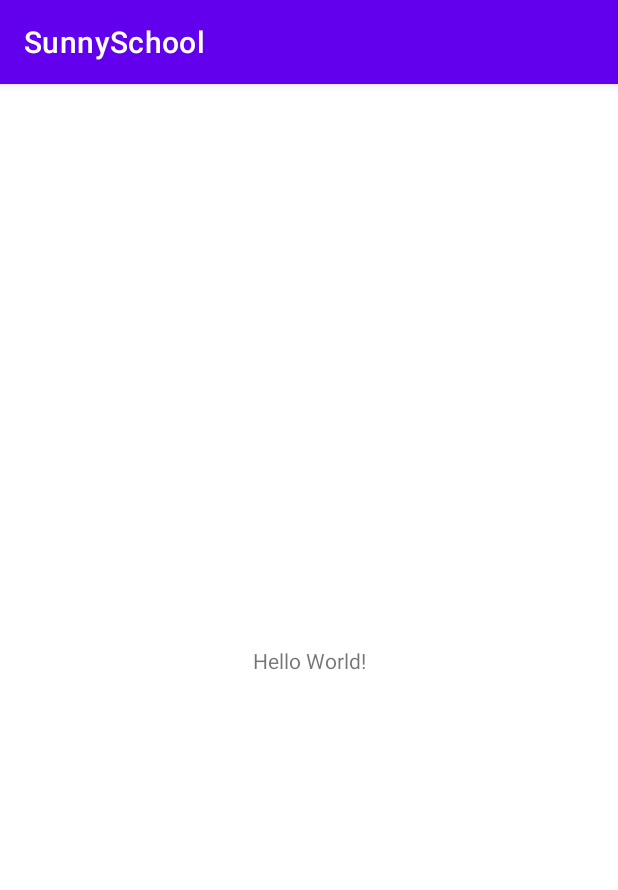
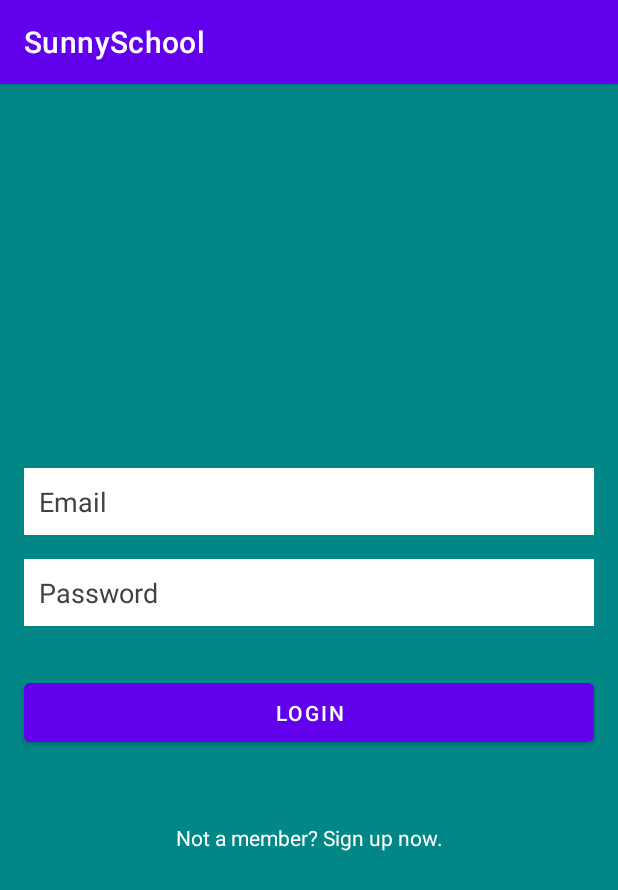
Before and after one commit to DavGhub/Kotlin-Android, an Android app: the screen it shows after launch (MainActivity), on a phone screen of 412 x 824 dp. Shown: the top 890 px of the screen. Run offline under Robolectric (Android 15) with nearby library versions, the phone set to English and light mode, and no system bars; our stand-ins replace data binding.

Commit message:
commit tasks

```diff
--- a/app/src/main/res/layout/activity_main.xml
+++ /dev/null
@@ -1,19 +0,0 @@
-<?xml version="1.0" encoding="utf-8"?>
-<androidx.constraintlayout.widget.ConstraintLayout
-    xmlns:android="http://schemas.android.com/apk/res/android"
-    xmlns:app="http://schemas.android.com/apk/res-auto"
-    xmlns:tools="http://schemas.android.com/tools"
-    android:layout_width="match_parent"
-    android:layout_height="match_parent"
-    tools:context=".MainActivity">
-
-    <TextView
-        android:layout_width="wrap_content"
-        android:layout_height="wrap_content"
-        android:text="Hello World!"
-        app:layout_constraintBottom_toBottomOf="parent"
-        app:layout_constraintLeft_toLeftOf="parent"
-        app:layout_constraintRight_toRightOf="parent"
-        app:layout_constraintTop_toTopOf="parent" />
-
-</androidx.constraintlayout.widget.ConstraintLayout>
--- /dev/null
+++ b/app/src/main/res/layout/login.xml
@@ -0,0 +1,77 @@
+<?xml version="1.0" encoding="utf-8"?>
+<layout xmlns:android="http://schemas.android.com/apk/res/android"
+    xmlns:app="http://schemas.android.com/apk/res-auto">
+
+    <data>
+
+    </data>
+
+    <androidx.constraintlayout.widget.ConstraintLayout
+        android:layout_width="match_parent"
+        android:layout_height="match_parent"
+        android:background="@color/design_default_color_secondary_variant">
+
+        <EditText
+            android:id="@+id/email"
+            android:layout_width="@dimen/dim_0dp"
+            android:layout_height="wrap_content"
+            android:layout_marginStart="16dp"
+            android:layout_marginEnd="16dp"
+            android:background="@color/white"
+            android:hint="@string/email"
+            android:textColorHint="@color/cardview_dark_background"
+            android:textColor="@color/black"
+            android:inputType="textEmailAddress"
+            android:padding="@dimen/dim_10dp"
+            app:layout_constraintBottom_toTopOf="@+id/password"
+            app:layout_constraintEnd_toEndOf="parent"
+            app:layout_constraintHorizontal_bias="0.5"
+            app:layout_constraintStart_toStartOf="parent"
+            app:layout_constraintTop_toTopOf="parent"
+            app:layout_constraintVertical_chainStyle="packed" />
+
+        <EditText
+            android:id="@+id/password"
+            android:layout_width="@dimen/dim_0dp"
+            android:layout_height="wrap_content"
+            android:layout_marginTop="16dp"
+            android:background="@color/white"
+            android:hint="@string/password"
+            android:textColorHint="@color/cardview_dark_background"
+            android:textColor="@color/black"
+            android:inputType="textPassword"
+            android:padding="10dp"
+            app:layout_constraintBottom_toTopOf="@+id/login_btn"
+            app:layout_constraintEnd_toEndOf="@id/email"
+            app:layout_constraintHorizontal_bias="0.5"
+            app:layout_constraintStart_toStartOf="@id/email"
+            app:layout_constraintTop_toBottomOf="@+id/email" />
+
+        <Button
+            android:id="@+id/login_btn"
+            android:layout_width="@dimen/dim_0dp"
+            android:layout_height="wrap_content"
+            android:layout_marginTop="32dp"
+            android:text="@string/login"
+            android:padding="@dimen/dim_10dp"
+            app:layout_constraintBottom_toTopOf="@+id/textView"
+            app:layout_constraintEnd_toEndOf="@id/password"
+            app:layout_constraintHorizontal_bias="0.5"
+            app:layout_constraintStart_toStartOf="@id/password"
+            app:layout_constraintTop_toBottomOf="@+id/password" />
+
+        <TextView
+            android:id="@+id/textView"
+            android:layout_width="wrap_content"
+            android:layout_height="wrap_content"
+            android:layout_marginTop="@dimen/dim_48dp"
+            android:text="@string/not_a_member_sign_up_now"
+            android:textColor="@color/white"
+            app:layout_constraintBottom_toBottomOf="parent"
+            app:layout_constraintEnd_toEndOf="@id/login_btn"
+            app:layout_constraintHorizontal_bias="0.5"
+            app:layout_constraintStart_toStartOf="@id/login_btn"
+            app:layout_constraintTop_toBottomOf="@+id/login_btn" />
+
+    </androidx.constraintlayout.widget.ConstraintLayout>
+</layout>
--- /dev/null
+++ b/app/src/main/res/values-round/strings.xml
@@ -0,0 +1,4 @@
+<resources>
+    <string name="hello_world">Hello Round World!</string>
+    <string name="zero_error">Error dividing on zero</string>
+</resources>
```
Also changed, not shown: app/src/main/AndroidManifest.xml (+10 -0 lines), app/src/main/java/com/davit/kotlin/sunnyschool/MainActivity.kt (+45 -2 lines), app/src/main/java/com/davit/kotlin/sunnyschool/SimpleCalculator.kt (added, +53 -0 lines), app/src/main/res/layout/activity_simple_calculator.xml (added, +123 -0 lines), app/src/main/res/layout/ex_1.xml (added, +84 -0 lines), app/src/main/res/layout/ex_2.xml (added, +102 -0 lines), app/src/main/res/values/dimens.xml (added, +18 -0 lines), app/src/main/res/values/strings.xml (+28 -0 lines).
